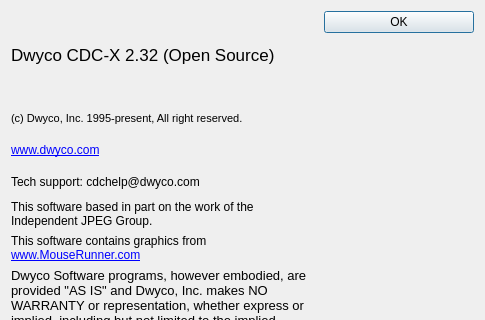
Before: the Qt Designer form cdcx/about.ui in blindchimp/dwyco, drawn with Qt 5; both pictures show x 0 to 485 and y 0 to 320 of the 485 by 459 pixel window.
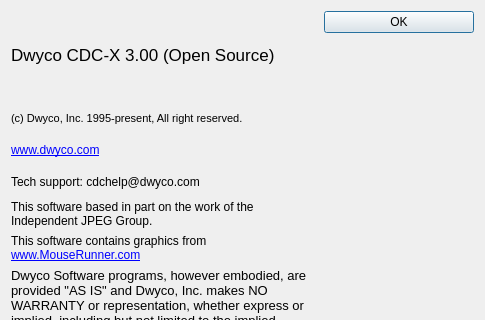
After: the same form once the commit is applied. Icons and pictures are not drawn.

The edit to the form file:
```diff
--- a/cdcx/about.ui
+++ b/cdcx/about.ui
@@ -34,10 +34,10 @@
       <widget class="QLabel" name="label_3">
        <property name="text">
         <string>&lt;!DOCTYPE HTML PUBLIC &quot;-//W3C//DTD HTML 4.0//EN&quot; &quot;http://www.w3.org/TR/REC-html40/strict.dtd&quot;&gt;
-&lt;html&gt;&lt;head&gt;&lt;meta name=&quot;qrichtext&quot; content=&quot;1&quot; /&gt;&lt;style type=&quot;text/css&quot;&gt;
+&lt;html&gt;&lt;head&gt;&lt;meta name=&quot;qrichtext&quot; content=&quot;1&quot; /&gt;&lt;meta charset=&quot;utf-8&quot; /&gt;&lt;style type=&quot;text/css&quot;&gt;
 p, li { white-space: pre-wrap; }
-&lt;/style&gt;&lt;/head&gt;&lt;body style=&quot; font-family:'MS Shell Dlg 2'; font-size:8pt; font-weight:400; font-style:normal;&quot;&gt;
-&lt;p style=&quot; margin-top:0px; margin-bottom:0px; margin-left:0px; margin-right:0px; -qt-block-indent:0; text-indent:0px;&quot;&gt;&lt;span style=&quot; font-family:'Sans Serif'; font-size:13pt;&quot;&gt;Dwyco CDC-X 2.32 (Open Source)&lt;/span&gt;&lt;/p&gt;&lt;/body&gt;&lt;/html&gt;</string>
+&lt;/style&gt;&lt;/head&gt;&lt;body style=&quot; font-family:'.AppleSystemUIFont'; font-size:13pt; font-weight:400; font-style:normal;&quot;&gt;
+&lt;p style=&quot; margin-top:0px; margin-bottom:0px; margin-left:0px; margin-right:0px; -qt-block-indent:0; text-indent:0px;&quot;&gt;&lt;span style=&quot; font-family:'Sans Serif';&quot;&gt;Dwyco CDC-X 3.00 (Open Source)&lt;/span&gt;&lt;/p&gt;&lt;/body&gt;&lt;/html&gt;</string>
        </property>
       </widget>
      </item>
```
